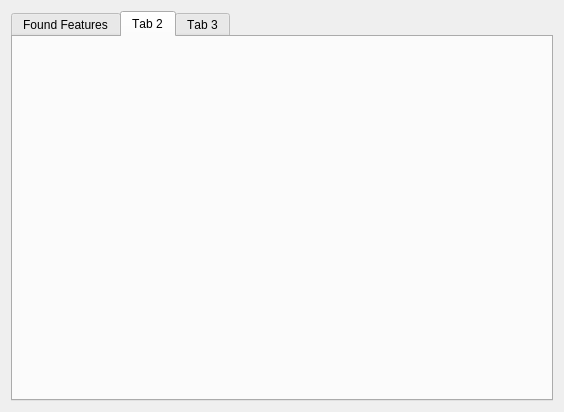
Above: ui/watering_selection_review_dialog.ui from Ingeniousware/QGISWaterIng before the change. Below: the same form after it.
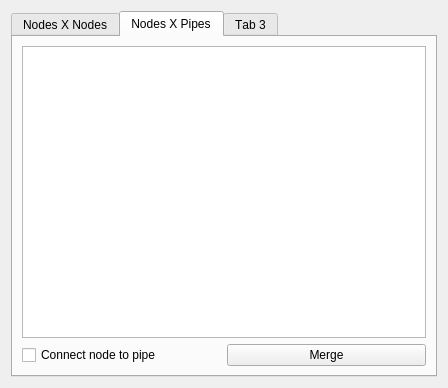
That is the form after the change. The open tabs and pages were chosen to show the change.

Commit message: nodesXnodes and pipesXpipes working for selection review

```diff
--- a/ui/watering_selection_review_dialog.ui
+++ b/ui/watering_selection_review_dialog.ui
@@ -9,8 +9,8 @@
    <rect>
     <x>0</x>
     <y>0</y>
-    <width>564</width>
-    <height>412</height>
+    <width>448</width>
+    <height>388</height>
    </rect>
   </property>
   <property name="sizePolicy">
@@ -53,7 +53,7 @@
        <string notr="true"/>
       </property>
       <attribute name="title">
-       <string>Found Features</string>
+       <string>Nodes X Nodes</string>
       </attribute>
       <layout class="QGridLayout" name="gridLayout_3">
        <item row="0" column="0" colspan="2">
@@ -77,9 +77,35 @@
      </widget>
      <widget class="QWidget" name="createSolutiom">
       <attribute name="title">
-       <string>Tab 2</string>
+       <string>Nodes X Pipes</string>
       </attribute>
-      <layout class="QGridLayout" name="gridLayout_2"/>
+      <layout class="QGridLayout" name="gridLayout_2">
+       <item row="0" column="0">
+        <layout class="QVBoxLayout" name="verticalLayout_2">
+         <item>
+          <widget class="QTableView" name="tableViewNodeVsPipe"/>
+         </item>
+         <item>
+          <layout class="QHBoxLayout" name="horizontalLayout">
+           <item>
+            <widget class="QCheckBox" name="checkBox">
+             <property name="text">
+              <string>Connect node to pipe</string>
+             </property>
+            </widget>
+           </item>
+           <item>
+            <widget class="QPushButton" name="NodeXPipesBtn">
+             <property name="text">
+              <string>Merge</string>
+             </property>
+            </widget>
+           </item>
+          </layout>
+         </item>
+        </layout>
+       </item>
+      </layout>
      </widget>
      <widget class="QWidget" name="tab">
       <attribute name="title">
```
Left out of the diff: 10 changed lines with no effect on the pictures. The commit also changes 2 other files.
